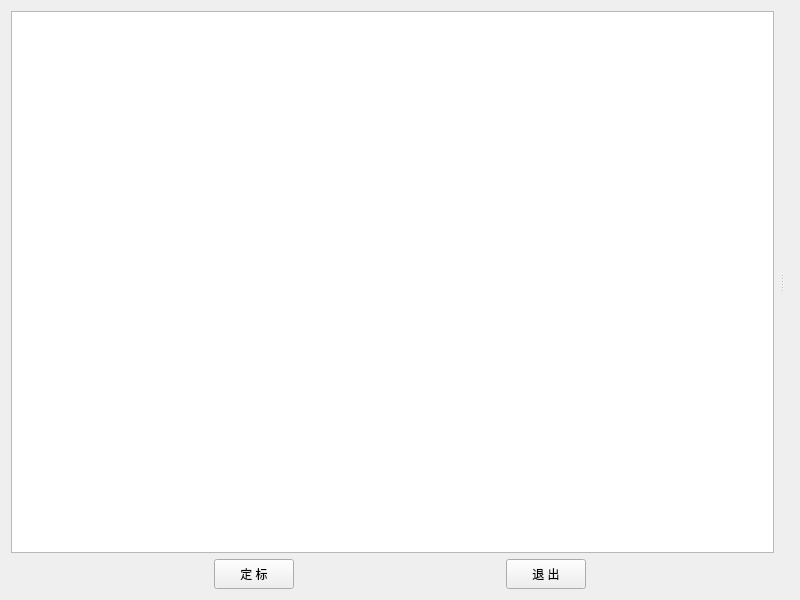
First picture: the form in HeGui/HElecCalibrateDialog.ui, repository hexianqi/QtCode, before the edit.
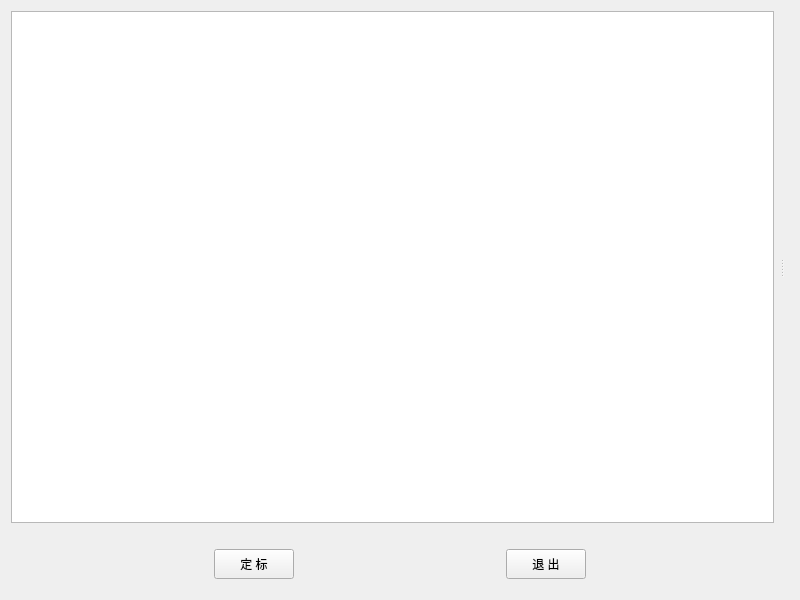
Second picture: the form after the edit.

Patch:
```diff
--- a/HeGui/HElecCalibrateDialog.ui
+++ b/HeGui/HElecCalibrateDialog.ui
@@ -37,6 +37,12 @@
      <property name="spacing">
       <number>9</number>
      </property>
+     <property name="topMargin">
+      <number>20</number>
+     </property>
+     <property name="bottomMargin">
+      <number>10</number>
+     </property>
      <item>
       <spacer name="horizontalSpacer_1">
        <property name="orientation">
```
